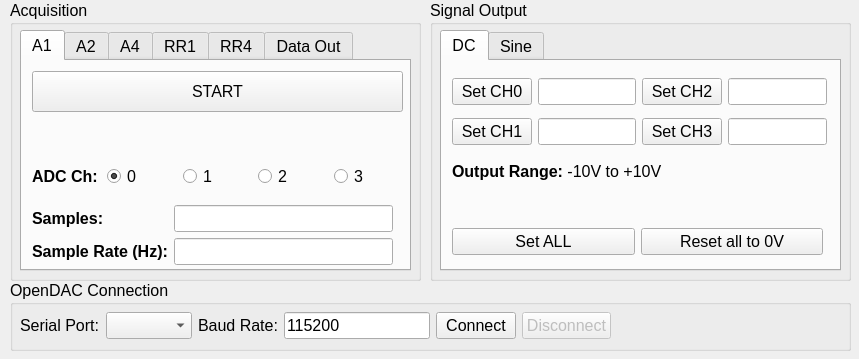
Before: the Qt Designer form Python/opendac_gui.ui in Sochnikov-Lab/OpenDAC-Python-Wrapper, drawn with Qt 5.
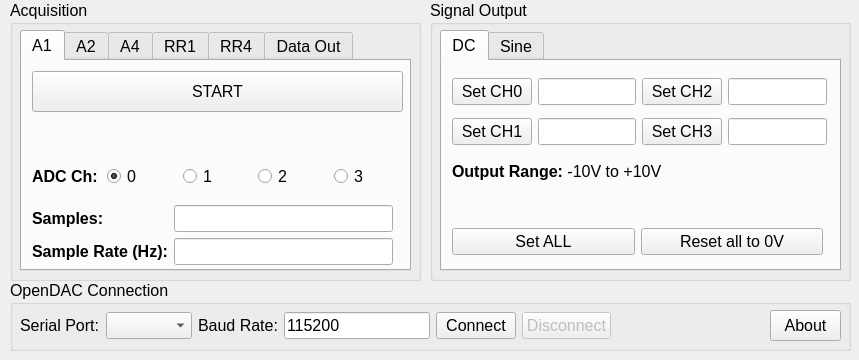
After: the same form once the commit is applied.

Commit message: Added About Window

Diff of the .ui file:
```diff
--- a/Python/opendac_gui.ui
+++ b/Python/opendac_gui.ui
@@ -11,7 +11,7 @@
     <x>0</x>
     <y>0</y>
     <width>859</width>
-    <height>359</height>
+    <height>360</height>
    </rect>
   </property>
   <property name="sizePolicy">
@@ -1434,6 +1434,19 @@
       </item>
      </layout>
     </widget>
+    <widget class="QPushButton" name="aboutButton">
+     <property name="geometry">
+      <rect>
+       <x>760</x>
+       <y>30</y>
+       <width>71</width>
+       <height>31</height>
+      </rect>
+     </property>
+     <property name="text">
+      <string>About</string>
+     </property>
+    </widget>
    </widget>
   </widget>
   <action name="actionAbout">
```
The commit also changes 2 other files.
